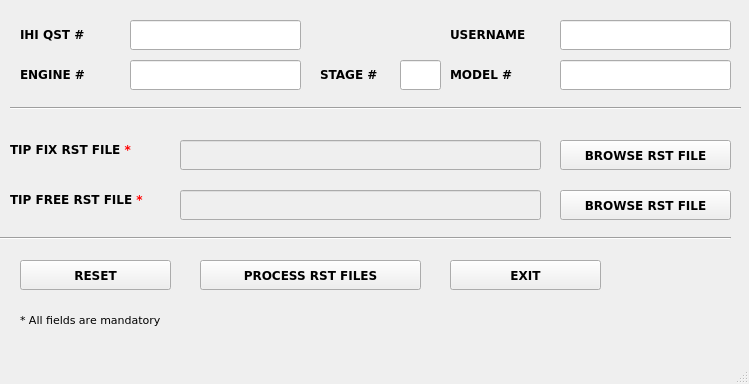
Old version of the form rst.ui in the repository R4RPA/model_analysis.
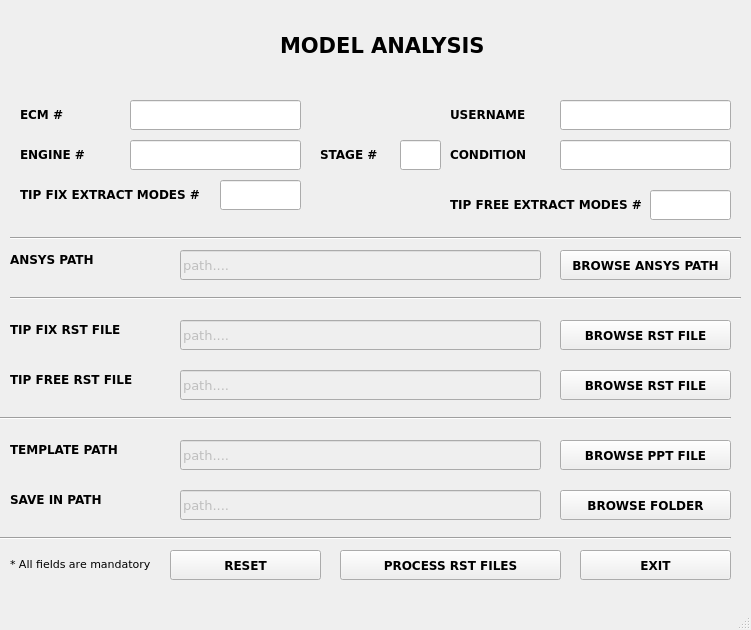
New version of the form.

The edit to the form file:
```diff
--- a/rst.ui
+++ b/rst.ui
@@ -6,8 +6,8 @@
    <rect>
     <x>0</x>
     <y>0</y>
-    <width>749</width>
-    <height>384</height>
+    <width>751</width>
+    <height>630</height>
    </rect>
   </property>
   <property name="windowTitle">
@@ -18,7 +18,7 @@
     <property name="geometry">
      <rect>
       <x>20</x>
-      <y>25</y>
+      <y>105</y>
       <width>101</width>
       <height>20</height>
      </rect>
@@ -32,14 +32,14 @@
      </font>
     </property>
     <property name="text">
-     <string>&lt;html&gt;&lt;head/&gt;&lt;body&gt;&lt;p&gt;IHI QST #&lt;/p&gt;&lt;/body&gt;&lt;/html&gt;</string>
+     <string>&lt;html&gt;&lt;head/&gt;&lt;body&gt;&lt;p&gt;ECM #&lt;/p&gt;&lt;/body&gt;&lt;/html&gt;</string>
     </property>
    </widget>
    <widget class="QLineEdit" name="search_open_term">
     <property name="geometry">
      <rect>
       <x>130</x>
-      <y>20</y>
+      <y>100</y>
       <width>171</width>
       <height>30</height>
      </rect>
@@ -57,7 +57,7 @@
     <property name="geometry">
      <rect>
       <x>10</x>
-      <y>140</y>
+      <y>320</y>
       <width>151</width>
       <height>20</height>
      </rect>
@@ -71,7 +71,7 @@
      </font>
     </property>
     <property name="text">
-     <string>&lt;html&gt;&lt;head/&gt;&lt;body&gt;&lt;p&gt;TIP FIX RST FILE &lt;span style=&quot; color:#ff0000;&quot;&gt;*&lt;/span&gt;&lt;/p&gt;&lt;/body&gt;&lt;/html&gt;</string>
+     <string>&lt;html&gt;&lt;head/&gt;&lt;body&gt;&lt;p&gt;TIP FIX RST FILE&lt;/p&gt;&lt;/body&gt;&lt;/html&gt;</string>
     </property>
    </widget>
    <widget class="QLineEdit" name="tip_fix_file_path">
@@ -81,7 +81,7 @@
     <property name="geometry">
      <rect>
       <x>180</x>
-      <y>140</y>
+      <y>320</y>
       <width>361</width>
       <height>30</height>
      </rect>
@@ -94,12 +94,15 @@
       <bold>false</bold>
      </font>
     </property>
+    <property name="text">
+     <string>path....</string>
+    </property>
    </widget>
    <widget class="QPushButton" name="tip_fix_file_path_browse">
     <property name="geometry">
      <rect>
       <x>560</x>
-      <y>140</y>
+      <y>320</y>
       <width>171</width>
       <height>30</height>
      </rect>
@@ -118,8 +121,8 @@
    <widget class="QLabel" name="label_71">
     <property name="geometry">
      <rect>
-      <x>20</x>
-      <y>310</y>
+      <x>10</x>
+      <y>554</y>
       <width>161</width>
       <height>20</height>
      </rect>
@@ -139,8 +142,8 @@
    <widget class="QPushButton" name="reset">
     <property name="geometry">
      <rect>
-      <x>20</x>
-      <y>260</y>
+      <x>170</x>
+      <y>550</y>
       <width>151</width>
       <height>30</height>
      </rect>
@@ -159,8 +162,8 @@
    <widget class="QPushButton" name="exit">
     <property name="geometry">
      <rect>
-      <x>450</x>
-      <y>260</y>
+      <x>580</x>
+      <y>550</y>
       <width>151</width>
       <height>30</height>
      </rect>
@@ -179,8 +182,8 @@
    <widget class="QPushButton" name="process_rst_files">
     <property name="geometry">
      <rect>
-      <x>200</x>
-      <y>260</y>
+      <x>340</x>
+      <y>550</y>
       <width>221</width>
       <height>30</height>
      </rect>
@@ -200,7 +203,7 @@
     <property name="geometry">
      <rect>
       <x>10</x>
-      <y>190</y>
+      <y>370</y>
       <width>151</width>
       <height>20</height>
      </rect>
@@ -214,7 +217,7 @@
      </font>
     </property>
     <property name="text">
-     <string>&lt;html&gt;&lt;head/&gt;&lt;body&gt;&lt;p&gt;TIP FREE RST FILE &lt;span style=&quot; color:#ff0000;&quot;&gt;*&lt;/span&gt;&lt;/p&gt;&lt;/body&gt;&lt;/html&gt;</string>
+     <string>&lt;html&gt;&lt;head/&gt;&lt;body&gt;&lt;p&gt;TIP FREE RST FILE&lt;/p&gt;&lt;/body&gt;&lt;/html&gt;</string>
     </property>
    </widget>
    <widget class="QLineEdit" name="tip_free_file_path">
@@ -224,7 +227,7 @@
     <property name="geometry">
      <rect>
       <x>180</x>
-      <y>190</y>
+      <y>370</y>
       <width>361</width>
       <height>30</height>
      </rect>
@@ -237,12 +240,15 @@
       <bold>false</bold>
      </font>
     </property>
+    <property name="text">
+     <string>path....</string>
+    </property>
    </widget>
    <widget class="QPushButton" name="tip_free_file_path_browse">
     <property name="geometry">
      <rect>
       <x>560</x>
-      <y>190</y>
+      <y>370</y>
       <width>171</width>
       <height>30</height>
      </rect>
@@ -262,7 +268,7 @@
     <property name="geometry">
      <rect>
       <x>130</x>
-      <y>60</y>
+      <y>140</y>
       <width>171</width>
       <height>30</height>
      </rect>
@@ -280,7 +286,7 @@
     <property name="geometry">
      <rect>
       <x>20</x>
-      <y>65</y>
+      <y>145</y>
       <width>101</width>
       <height>20</height>
      </rect>
@@ -301,7 +307,7 @@
     <property name="geometry">
      <rect>
       <x>400</x>
-      <y>60</y>
+      <y>140</y>
       <width>41</width>
       <height>30</height>
      </rect>
@@ -319,7 +325,7 @@
     <property name="geometry">
      <rect>
       <x>320</x>
-      <y>65</y>
+      <y>145</y>
       <width>71</width>
       <height>20</height>
      </rect>
@@ -340,7 +346,7 @@
     <property name="geometry">
      <rect>
       <x>560</x>
-      <y>20</y>
+      <y>100</y>
       <width>171</width>
       <height>30</height>
      </rect>
@@ -358,7 +364,7 @@
     <property name="geometry">
      <rect>
       <x>450</x>
-      <y>25</y>
+      <y>105</y>
       <width>101</width>
       <height>20</height>
      </rect>
@@ -379,7 +385,7 @@
     <property name="geometry">
      <rect>
       <x>560</x>
-      <y>60</y>
+      <y>140</y>
       <width>171</width>
       <height>30</height>
      </rect>
@@ -397,7 +403,7 @@
     <property name="geometry">
      <rect>
       <x>450</x>
-      <y>65</y>
+      <y>145</y>
       <width>101</width>
       <height>20</height>
      </rect>
@@ -411,14 +417,14 @@
      </font>
     </property>
     <property name="text">
-     <string>&lt;html&gt;&lt;head/&gt;&lt;body&gt;&lt;p&gt;MODEL #&lt;/p&gt;&lt;/body&gt;&lt;/html&gt;</string>
+     <string>&lt;html&gt;&lt;head/&gt;&lt;body&gt;&lt;p&gt;CONDITION&lt;/p&gt;&lt;/body&gt;&lt;/html&gt;</string>
     </property>
    </widget>
    <widget class="Line" name="line">
     <property name="geometry">
      <rect>
       <x>10</x>
-      <y>100</y>
+      <y>290</y>
       <width>731</width>
       <height>16</height>
      </rect>
@@ -431,6 +437,261 @@
     <property name="geometry">
      <rect>
       <x>0</x>
+      <y>410</y>
+      <width>731</width>
+      <height>16</height>
+     </rect>
+    </property>
+    <property name="orientation">
+     <enum>Qt::Horizontal</enum>
+    </property>
+   </widget>
+   <widget class="QLabel" name="label_85">
+    <property name="geometry">
+     <rect>
+      <x>280</x>
+      <y>30</y>
+      <width>221</width>
+      <height>31</height>
+     </rect>
+    </property>
+    <property name="font">
+     <font>
+      <family>Verdana</family>
+      <pointsize>9</pointsize>
+      <weight>75</weight>
+      <bold>true</bold>
+     </font>
+    </property>
+    <property name="text">
+     <string>&lt;html&gt;&lt;head/&gt;&lt;body&gt;&lt;p&gt;&lt;span style=&quot; font-size:16pt;&quot;&gt;MODEL ANALYSIS&lt;/span&gt;&lt;/p&gt;&lt;/body&gt;&lt;/html&gt;</string>
+    </property>
+   </widget>
+   <widget class="QLabel" name="label_65">
+    <property name="geometry">
+     <rect>
+      <x>10</x>
+      <y>440</y>
+      <width>151</width>
+      <height>20</height>
+     </rect>
+    </property>
+    <property name="font">
+     <font>
+      <family>Verdana</family>
+      <pointsize>9</pointsize>
+      <weight>75</weight>
+      <bold>true</bold>
+     </font>
+    </property>
+    <property name="text">
+     <string>&lt;html&gt;&lt;head/&gt;&lt;body&gt;&lt;p&gt;TEMPLATE PATH&lt;/p&gt;&lt;/body&gt;&lt;/html&gt;</string>
+    </property>
+   </widget>
+   <widget class="QPushButton" name="template_path_browse">
+    <property name="geometry">
+     <rect>
+      <x>560</x>
+      <y>440</y>
+      <width>171</width>
+      <height>30</height>
+     </rect>
+    </property>
+    <property name="font">
+     <font>
+      <family>Verdana</family>
+      <weight>75</weight>
+      <bold>true</bold>
+     </font>
+    </property>
+    <property name="text">
+     <string>BROWSE PPT FILE</string>
+    </property>
+   </widget>
+   <widget class="Line" name="line_3">
+    <property name="geometry">
+     <rect>
+      <x>0</x>
+      <y>530</y>
+      <width>731</width>
+      <height>16</height>
+     </rect>
+    </property>
+    <property name="orientation">
+     <enum>Qt::Horizontal</enum>
+    </property>
+   </widget>
+   <widget class="QLineEdit" name="template_path">
+    <property name="enabled">
+     <bool>false</bool>
+    </property>
+    <property name="geometry">
+     <rect>
+      <x>180</x>
+      <y>440</y>
+      <width>361</width>
+      <height>30</height>
+     </rect>
+    </property>
+    <property name="font">
+     <font>
+      <family>Verdana</family>
+      <pointsize>10</pointsize>
+      <weight>50</weight>
+      <bold>false</bold>
+     </font>
+    </property>
+    <property name="text">
+     <string>path....</string>
+    </property>
+   </widget>
+   <widget class="QPushButton" name="save_in_path_browse">
+    <property name="geometry">
+     <rect>
+      <x>560</x>
+      <y>490</y>
+      <width>171</width>
+      <height>30</height>
+     </rect>
+    </property>
+    <property name="font">
+     <font>
+      <family>Verdana</family>
+      <weight>75</weight>
+      <bold>true</bold>
+     </font>
+    </property>
+    <property name="text">
+     <string>BROWSE FOLDER</string>
+    </property>
+   </widget>
+   <widget class="QLabel" name="label_66">
+    <property name="geometry">
+     <rect>
+      <x>10</x>
+      <y>490</y>
+      <width>151</width>
+      <height>20</height>
+     </rect>
+    </property>
+    <property name="font">
+     <font>
+      <family>Verdana</family>
+      <pointsize>9</pointsize>
+      <weight>75</weight>
+      <bold>true</bold>
+     </font>
+    </property>
+    <property name="text">
+     <string>&lt;html&gt;&lt;head/&gt;&lt;body&gt;&lt;p&gt;SAVE IN PATH&lt;/p&gt;&lt;/body&gt;&lt;/html&gt;</string>
+    </property>
+   </widget>
+   <widget class="QLineEdit" name="save_in_path">
+    <property name="enabled">
+     <bool>false</bool>
+    </property>
+    <property name="geometry">
+     <rect>
+      <x>180</x>
+      <y>490</y>
+      <width>361</width>
+      <height>30</height>
+     </rect>
+    </property>
+    <property name="font">
+     <font>
+      <family>Verdana</family>
+      <pointsize>10</pointsize>
+      <weight>50</weight>
+      <bold>false</bold>
+     </font>
+    </property>
+    <property name="text">
+     <string>path....</string>
+    </property>
+   </widget>
+   <widget class="QLineEdit" name="tip_fix_extract_modes">
+    <property name="geometry">
+     <rect>
+      <x>220</x>
+      <y>180</y>
+      <width>81</width>
+      <height>30</height>
+     </rect>
+    </property>
+    <property name="font">
+     <font>
+      <family>Verdana</family>
+      <pointsize>10</pointsize>
+      <weight>50</weight>
+      <bold>false</bold>
+     </font>
+    </property>
+   </widget>
+   <widget class="QLabel" name="label_86">
+    <property name="geometry">
+     <rect>
+      <x>20</x>
+      <y>185</y>
+      <width>201</width>
+      <height>20</height>
+     </rect>
+    </property>
+    <property name="font">
+     <font>
+      <family>Verdana</family>
+      <pointsize>9</pointsize>
+      <weight>75</weight>
+      <bold>true</bold>
+     </font>
+    </property>
+    <property name="text">
+     <string>&lt;html&gt;&lt;head/&gt;&lt;body&gt;&lt;p&gt;TIP FIX EXTRACT MODES #&lt;/p&gt;&lt;/body&gt;&lt;/html&gt;</string>
+    </property>
+   </widget>
+   <widget class="QLineEdit" name="tip_free_extract_modes">
+    <property name="geometry">
+     <rect>
+      <x>650</x>
+      <y>190</y>
+      <width>81</width>
+      <height>30</height>
+     </rect>
+    </property>
+    <property name="font">
+     <font>
+      <family>Verdana</family>
+      <pointsize>10</pointsize>
+      <weight>50</weight>
+      <bold>false</bold>
+     </font>
+    </property>
+   </widget>
+   <widget class="QLabel" name="label_87">
+    <property name="geometry">
+     <rect>
+      <x>450</x>
+      <y>195</y>
+      <width>201</width>
+      <height>20</height>
+     </rect>
+    </property>
+    <property name="font">
+     <font>
+      <family>Verdana</family>
+      <pointsize>9</pointsize>
+      <weight>75</weight>
+      <bold>true</bold>
+     </font>
+    </property>
+    <property name="text">
+     <string>&lt;html&gt;&lt;head/&gt;&lt;body&gt;&lt;p&gt;TIP FREE EXTRACT MODES #&lt;/p&gt;&lt;/body&gt;&lt;/html&gt;</string>
+    </property>
+   </widget>
+   <widget class="Line" name="line_4">
+    <property name="geometry">
+     <rect>
+      <x>10</x>
       <y>230</y>
       <width>731</width>
       <height>16</height>
@@ -440,6 +701,71 @@
      <enum>Qt::Horizontal</enum>
     </property>
    </widget>
+   <widget class="QLabel" name="label_67">
+    <property name="geometry">
+     <rect>
+      <x>10</x>
+      <y>250</y>
+      <width>151</width>
+      <height>20</height>
+     </rect>
+    </property>
+    <property name="font">
+     <font>
+      <family>Verdana</family>
+      <pointsize>9</pointsize>
+      <weight>75</weight>
+      <bold>true</bold>
+     </font>
+    </property>
+    <property name="text">
+     <string>&lt;html&gt;&lt;head/&gt;&lt;body&gt;&lt;p&gt;ANSYS PATH&lt;/p&gt;&lt;/body&gt;&lt;/html&gt;</string>
+    </property>
+   </widget>
+   <widget class="QPushButton" name="ansys_path_browse">
+    <property name="geometry">
+     <rect>
+      <x>560</x>
+      <y>250</y>
+      <width>171</width>
+      <height>30</height>
+     </rect>
+    </property>
+    <property name="font">
+     <font>
+      <family>Verdana</family>
+      <weight>75</weight>
+      <bold>true</bold>
+     </font>
+    </property>
+    <property name="text">
+     <string>BROWSE ANSYS PATH</string>
+    </property>
+   </widget>
+   <widget class="QLineEdit" name="ansys_path">
+    <property name="enabled">
+     <bool>false</bool>
+    </property>
+    <property name="geometry">
+     <rect>
+      <x>180</x>
+      <y>250</y>
+      <width>361</width>
+      <height>30</height>
+     </rect>
+    </property>
+    <property name="font">
+     <font>
+      <family>Verdana</family>
+      <pointsize>10</pointsize>
+      <weight>50</weight>
+      <bold>false</bold>
+     </font>
+    </property>
+    <property name="text">
+     <string>path....</string>
+    </property>
+   </widget>
   </widget>
   <widget class="QMenuBar" name="menubar">
    <property name="geometry">
```
Left out of the diff: 20 changed lines with no effect on the pictures.
